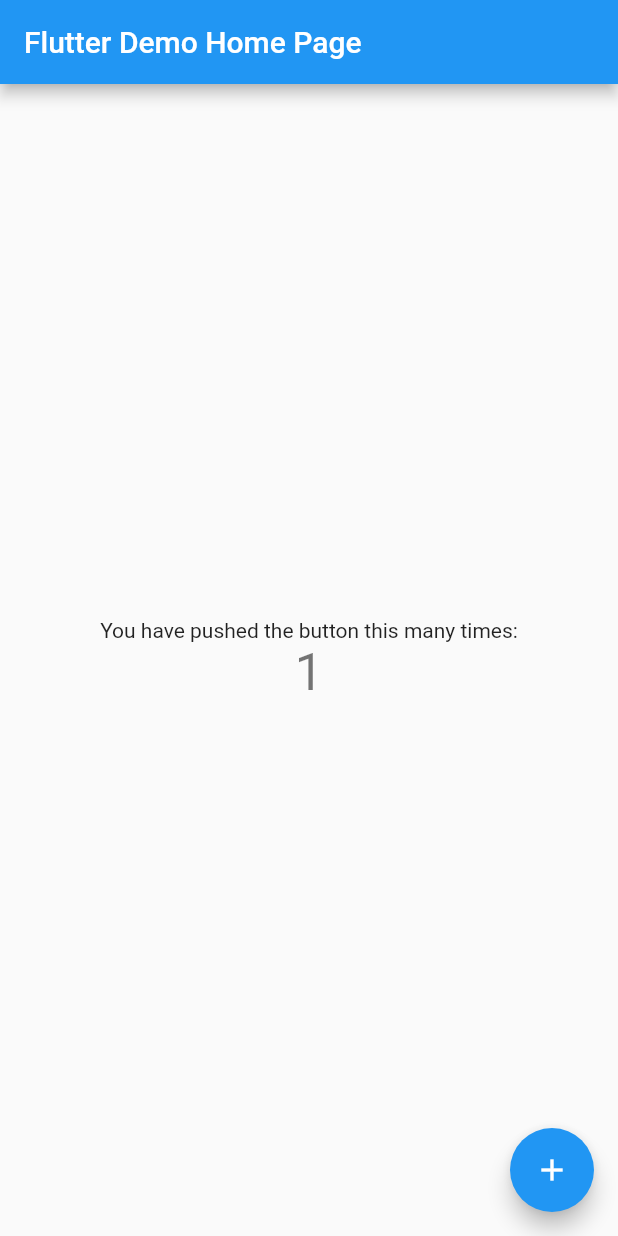
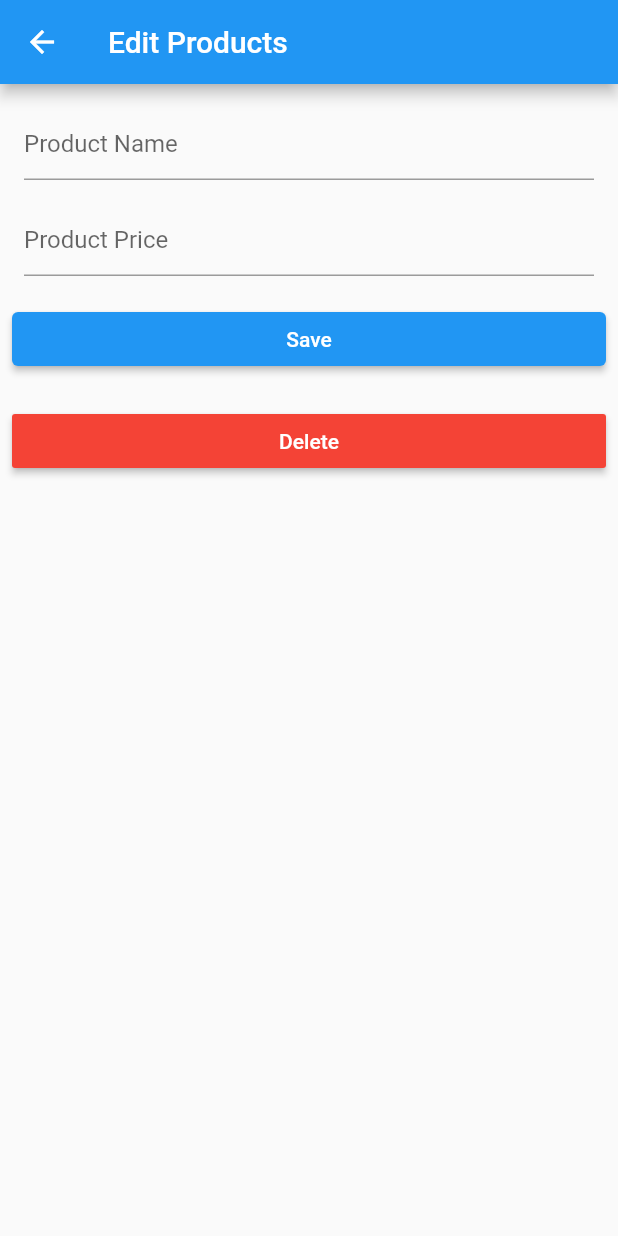
Before and after one commit to ERUSDHARMENDRA/masterflutter, a Flutter app: the screen it shows after launch, after a tap on the "add" icon, on a phone screen of 412 x 824 dp. Run offline on Flutter 3.47's test engine with Material 2 defaults, Android fonts, the phone set to English and light mode, and no system bars; our stand-ins replace cloud_firestore, firebase_core; accounts and stored records are empty.

Commit message:
first commit

```diff
--- a/lib/main.dart
+++ b/lib/main.dart
@@ -1,115 +1,34 @@
+import 'package:firebase_core/firebase_core.dart';
 import 'package:flutter/material.dart';
+import 'package:masterflutter/provider/product_provider.dart';
+import 'package:provider/provider.dart';
 
-void main() {
-  runApp(const MyApp());
+import 'screens/products.dart';
+
+Future<void> main() async {
+  WidgetsFlutterBinding.ensureInitialized();
+  await Firebase.initializeApp();
+  Provider.debugCheckInvalidValueType = null;
+  runApp(
+    MultiProvider(providers: [
+      ChangeNotifierProvider(create: (_) => ProductProvider()),
+    ], child: const MyApp()),
+  );
 }
 
 class MyApp extends StatelessWidget {
   const MyApp({Key? key}) : super(key: key);
 
-  // This widget is the root of your application.
   @override
   Widget build(BuildContext context) {
     return MaterialApp(
-      title: 'Flutter Demo',
+      debugShowCheckedModeBanner: false,
+      title: 'Master Flutter',
       theme: ThemeData(
-        // This is the theme of your application.
-        //
-        // Try running your application with "flutter run". You'll see the
-        // application has a blue toolbar. Then, without quitting the app, try
-        // changing the primarySwatch below to Colors.green and then invoke
-        // "hot reload" (press "r" in the console where you ran "flutter run",
-        // or simply save your changes to "hot reload" in a Flutter IDE).
-        // Notice that the counter didn't reset back to zero; the application
-        // is not restarted.
         primarySwatch: Colors.blue,
       ),
-      home: const MyHomePage(title: 'Flutter Demo Home Page'),
+      // ignore: prefer_const_constructors
+      home: Products(),
     );
   }
 }
-
-class MyHomePage extends StatefulWidget {
-  const MyHomePage({Key? key, required this.title}) : super(key: key);
-
-  // This widget is the home page of your application. It is stateful, meaning
-  // that it has a State object (defined below) that contains fields that affect
-  // how it looks.
-
-  // This class is the configuration for the state. It holds the values (in this
-  // case the title) provided by the parent (in this case the App widget) and
-  // used by the build method of the State. Fields in a Widget subclass are
-  // always marked "final".
-
-  final String title;
-
-  @override
-  State<MyHomePage> createState() => _MyHomePageState();
-}
-
-class _MyHomePageState extends State<MyHomePage> {
-  int _counter = 0;
-
-  void _incrementCounter() {
-    setState(() {
-      // This call to setState tells the Flutter framework that something has
-      // changed in this State, which causes it to rerun the build method below
-      // so that the display can reflect the updated values. If we changed
-      // _counter without calling setState(), then the build method would not be
-      // called again, and so nothing would appear to happen.
-      _counter++;
-    });
-  }
-
-  @override
-  Widget build(BuildContext context) {
-    // This method is rerun every time setState is called, for instance as done
-    // by the _incrementCounter method above.
-    //
-    // The Flutter framework has been optimized to make rerunning build methods
-    // fast, so that you can just rebuild anything that needs updating rather
-    // than having to individually change instances of widgets.
-    return Scaffold(
-      appBar: AppBar(
-        // Here we take the value from the MyHomePage object that was created by
-        // the App.build method, and use it to set our appbar title.
-        title: Text(widget.title),
-      ),
-      body: Center(
-        // Center is a layout widget. It takes a single child and positions it
-        // in the middle of the parent.
-        child: Column(
-          // Column is also a layout widget. It takes a list of children and
-          // arranges them vertically. By default, it sizes itself to fit its
-          // children horizontally, and tries to be as tall as its parent.
-          //
-          // Invoke "debug painting" (press "p" in the console, choose the
-          // "Toggle Debug Paint" action from the Flutter Inspector in Android
-          // Studio, or the "Toggle Debug Paint" command in Visual Studio Code)
-          // to see the wireframe for each widget.
-          //
-          // Column has various properties to control how it sizes itself and
-          // how it positions its children. Here we use mainAxisAlignment to
-          // center the children vertically; the main axis here is the vertical
-          // axis because Columns are vertical (the cross axis would be
-          // horizontal).
-          mainAxisAlignment: MainAxisAlignment.center,
-          children: <Widget>[
-            const Text(
-              'You have pushed the button this many times:',
-            ),
-            Text(
-              '$_counter',
-              style: Theme.of(context).textTheme.headline4,
-            ),
-          ],
-        ),
-      ),
-      floatingActionButton: FloatingActionButton(
-        onPressed: _incrementCounter,
-        tooltip: 'Increment',
-        child: const Icon(Icons.add),
-      ), // This trailing comma makes auto-formatting nicer for build methods.
-    );
-  }
-}
--- /dev/null
+++ b/lib/models/products.dart
@@ -0,0 +1,61 @@
+import 'dart:convert';
+
+class Product {
+  final String productId;
+  final String name;
+  final double price;
+
+  Product({
+    required this.productId,
+    required this.name,
+    required this.price,
+  });
+
+  Product copyWith({
+    String? productId,
+    String? name,
+    double? price,
+  }) {
+    return Product(
+      productId: productId ?? this.productId,
+      name: name ?? this.name,
+      price: price ?? this.price,
+    );
+  }
+
+  Map<String, dynamic> toMap() {
+    return {
+      'productId': productId,
+      'name': name,
+      'price': price,
+    };
+  }
+
+  factory Product.fromMap(Map<String, dynamic> map) {
+    return Product(
+      productId: map['productId'],
+      name: map['name'],
+      price: map['price'],
+    );
+  }
+
+  String toJson() => json.encode(toMap());
+
+  factory Product.fromJson(String source) => Product.fromMap(json.decode(source));
+
+  @override
+  String toString() => 'Product(productId: $productId, name: $name, price: $price)';
+
+  @override
+  bool operator ==(Object other) {
+    if (identical(this, other)) return true;
+
+    return other is Product &&
+      other.productId == productId &&
+      other.name == name &&
+      other.price == price;
+  }
+
+  @override
+  int get hashCode => productId.hashCode ^ name.hashCode ^ price.hashCode;
+}
--- /dev/null
+++ b/lib/provider/product_provider.dart
@@ -0,0 +1,33 @@
+import 'package:flutter/cupertino.dart';
+import 'package:masterflutter/models/products.dart';
+import 'package:masterflutter/services/firebase_services.dart';
+import 'package:uuid/uuid.dart';
+
+class ProductProvider with ChangeNotifier {
+  FirebaseServices _services = FirebaseServices();
+  late String _name;
+  late double _price;
+  // ignore: unused_field
+  late String _productId;
+  var uuid = Uuid();
+
+  //getters
+  String get name => _name;
+  double get price => _price;
+
+  //setters
+  changeName(String value) {
+    _name = value;
+    notifyListeners();
+  }
+
+  changePrice(String value) {
+    _price = double.parse(value);
+    notifyListeners();
+  }
+
+  saveProduct() {
+    var newProduct = Product(productId: uuid.v4(), name: name, price: price);
+    _services.saveProduct(newProduct);
+  }
+}
--- /dev/null
+++ b/lib/screens/edit_products.dart
@@ -0,0 +1,86 @@
+import 'package:flutter/material.dart';
+import 'package:masterflutter/provider/product_provider.dart';
+import 'package:provider/provider.dart';
+
+// ignore: use_key_in_widget_constructors
+class EditProduct extends StatefulWidget {
+  @override
+  State<EditProduct> createState() => _EditProductState();
+}
+
+class _EditProductState extends State<EditProduct> {
+  @override
+  Widget build(BuildContext context) {
+    final productProvider = Provider.of<ProductProvider>(context);
+
+    return Scaffold(
+      appBar: AppBar(
+        // ignore: prefer_const_constructors
+        title: Text('Edit Products'),
+      ),
+      body: Padding(
+        padding: const EdgeInsets.all(8.0),
+        child: ListView(
+          children: [
+            // ignore: prefer_const_constructors
+            Padding(
+              padding: const EdgeInsets.all(8.0),
+              // ignore: prefer_const_constructors
+              child: TextField(
+                  // ignore: prefer_const_constructors
+                  decoration: InputDecoration(
+                    hintText: 'Product Name',
+                  ),
+                  onChanged: (value) {
+                    productProvider.changeName(value);
+                  }),
+            ),
+            // ignore: prefer_const_constructors
+            Padding(
+              padding: const EdgeInsets.all(8.0),
+              // ignore: prefer_const_constructors
+              child: TextField(
+                keyboardType: TextInputType.number,
+                // ignore: prefer_const_constructors
+                decoration: InputDecoration(
+                  hintText: 'Product Price',
+                ),
+                onChanged: (value) {
+                  productProvider.changePrice(value);
+                },
+              ),
+            ),
+            // ignore: prefer_const_constructors
+            SizedBox(
+              height: 10,
+            ),
+            // ignore: prefer_const_constructors
+            ElevatedButton(
+                onPressed: () {
+                  productProvider.saveProduct();
+                  Navigator.of(context).pop;
+                },
+                // ignore: prefer_const_constructors
+                child: Text('Save')),
+            // ignore: prefer_const_constructors
+            SizedBox(
+              height: 20,
+            ),
+
+            // ignore: deprecated_member_use
+            RaisedButton(
+              onPressed: () {},
+              color: Colors.red,
+              // ignore: prefer_const_constructors
+              child: Text(
+                'Delete',
+                // ignore: prefer_const_constructors
+                style: TextStyle(color: Colors.white),
+              ),
+            ),
+          ],
+        ),
+      ),
+    );
+  }
+}
--- /dev/null
+++ b/lib/screens/products.dart
@@ -0,0 +1,28 @@
+import 'package:flutter/material.dart';
+import 'package:masterflutter/screens/edit_products.dart';
+
+class Products extends StatelessWidget {
+  const Products({Key? key}) : super(key: key);
+
+  @override
+  Widget build(BuildContext context) {
+    return Scaffold(
+      appBar: AppBar(
+        // ignore: prefer_const_constructors
+        title: Text('Products'),
+        actions: [
+          IconButton(
+              // ignore: prefer_const_constructors
+              icon: Icon(
+                Icons.add,
+                size: 30,
+              ),
+              onPressed: () {
+                Navigator.of(context).push(
+                    MaterialPageRoute(builder: (context) => EditProduct()));
+              })
+        ],
+      ),
+    );
+  }
+}
--- /dev/null
+++ b/lib/services/firebase_services.dart
@@ -0,0 +1,11 @@
+import 'package:cloud_firestore/cloud_firestore.dart';
+import 'package:masterflutter/models/products.dart';
+
+class FirebaseServices {
+  CollectionReference products =
+      FirebaseFirestore.instance.collection('products');
+
+  Future<void> saveProduct(Product product) async {
+    products.doc(product.productId).set(product.toMap());
+  }
+}
```
Also changed, not shown: pubspec.yaml (+9 -43 lines), pubspec.lock, 10 other files.
